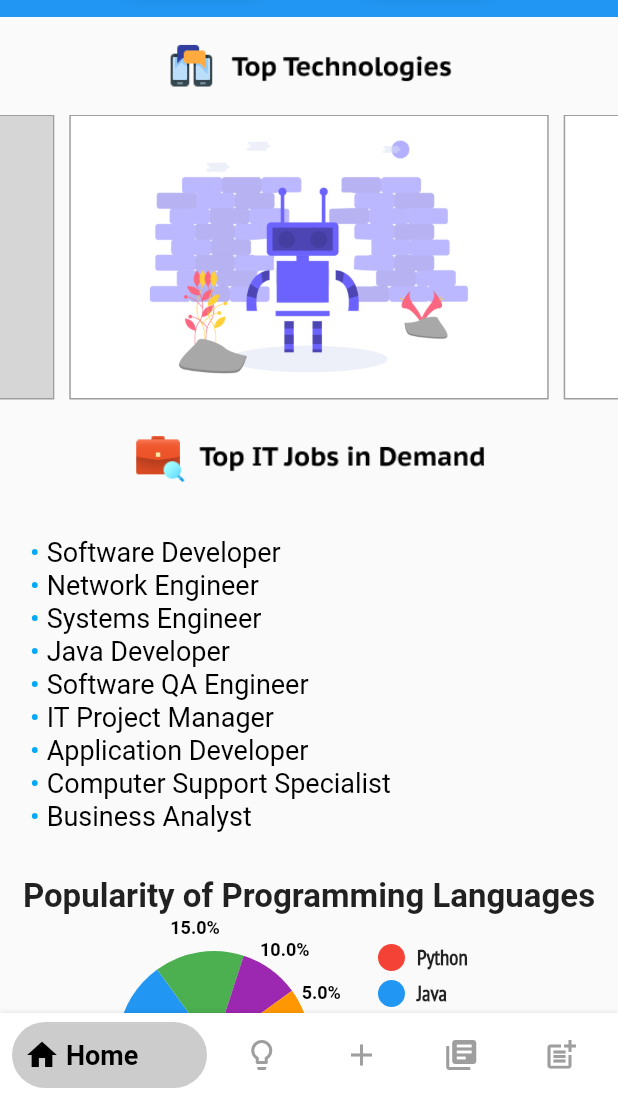
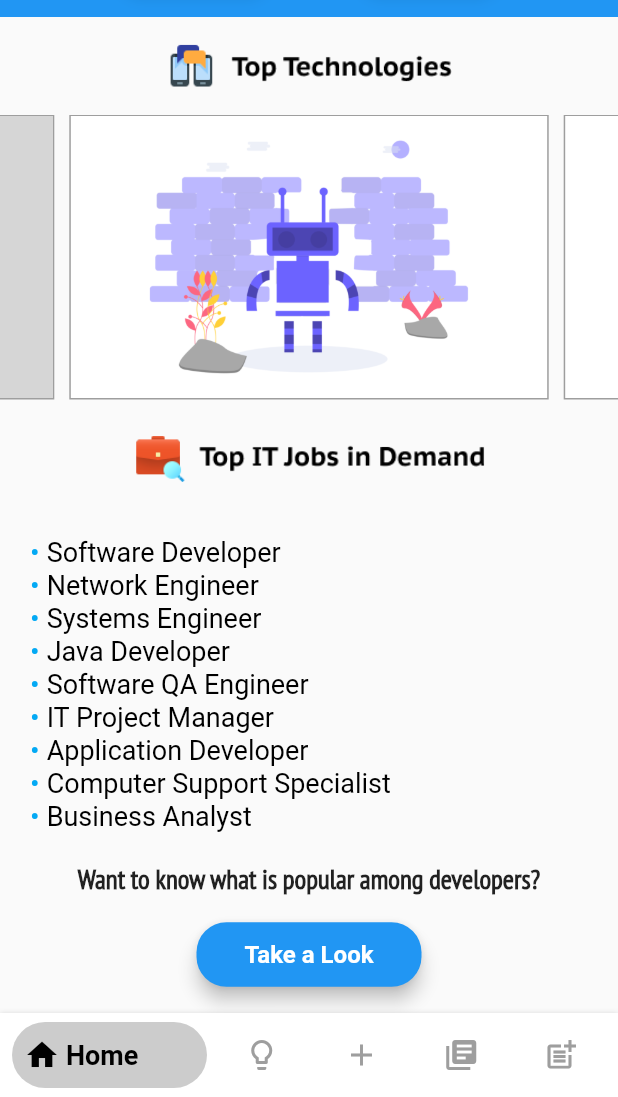
Before and after one commit to smv1999/dev_portal, a Flutter app: the MyHomePage screen opened by its route, scrolled down 186 dp, on a phone screen of 412 x 824 dp, the part 139-1236 px from its top. Run offline on Flutter 3.47's test engine with Material 2 defaults, Android fonts, the phone set to English and light mode, and no system bars; drawn by our look-alikes of bottom_navy_bar, carousel_slider, pie_chart; our stand-ins replace animated_text_kit, cached_network_image, firebase_auth, firebase_database, firebase_storage, flushbar and 10 more; missing offline and left inert: firebase_mlkit_language, flutter_email_sender, flutter_full_pdf_viewer, highlighter_coachmark, share_extend, webfeed; accounts and stored records are empty; network calls fail; grey boxes are pictures that could not be loaded.

```diff
--- a/lib/home_page_content.dart
+++ b/lib/home_page_content.dart
@@ -14,22 +14,6 @@ class HomePageContent extends StatefulWidget {
 }
 
 class _HomePageContentState extends State<HomePageContent> {
-  Map<String, double> dataMap = {
-    "Python": 40,
-    "Java": 25,
-    "JavaScript": 15,
-    "C#": 10,
-    "PHP": 5,
-    "C/C++": 5
-  };
-  List<Color> colorList = [
-    Colors.red,
-    Colors.blue,
-    Colors.green,
-    Colors.purple,
-    Colors.orange,
-    Colors.yellow
-  ];
   FirebaseStorage _storage = FirebaseStorage.instance;
   DatabaseReference myRef;
   Auth auth = new Auth();
@@ -62,6 +46,7 @@ class _HomePageContentState extends State<HomePageContent> {
   void hideSendingProgressBar() {
     progressBar.hide();
   }
+
   Future<void> _setData() async {
     // retrieve from Firebase DB and display
     final FirebaseUser user = await auth.getCurrentUser();
@@ -75,8 +60,7 @@ class _HomePageContentState extends State<HomePageContent> {
           _profile_image = dataSnapshot.value["imagepath"];
           firstName = dataSnapshot.value["firstname"];
           hideSendingProgressBar();
-        }
-        else {
+        } else {
           setState(() {
             hideSendingProgressBar();
           });
@@ -84,10 +68,11 @@ class _HomePageContentState extends State<HomePageContent> {
       });
     });
   }
+
   @override
   Widget build(BuildContext context) {
     return Container(
-      child:ListView(
+      child: ListView(
         shrinkWrap: true,
         scrollDirection: Axis.vertical,
         children: [
@@ -114,8 +99,7 @@ class _HomePageContentState extends State<HomePageContent> {
                           radius: 50.0,
                           child: CircleAvatar(
                             radius: 48.0,
-                              backgroundImage:
-                                  AssetImage('images/newimage.png'),
+                            backgroundImage: AssetImage('images/newimage.png'),
                             backgroundColor: Colors.white,
                           ),
                         )),
@@ -128,10 +112,10 @@ class _HomePageContentState extends State<HomePageContent> {
                       children: <TextSpan>[
                         new TextSpan(
                             text: 'Welcome, ',
-                              style: TextStyle(
-                                  fontSize: 18.0, color: Colors.white)),
+                            style:
+                                TextStyle(fontSize: 18.0, color: Colors.white)),
                         new TextSpan(
-                            text: firstName,
+                          text: firstName + "!",
                           style: new TextStyle(
                               fontSize: 16.0,
                               color: Colors.white,
@@ -140,7 +124,9 @@ class _HomePageContentState extends State<HomePageContent> {
                       ],
                     ),
                   ),
-                    SizedBox(height: 10.0,),
+                  SizedBox(
+                    height: 10.0,
+                  ),
                   Row(
                     mainAxisAlignment: MainAxisAlignment.spaceEvenly,
                     children: [
@@ -160,8 +146,7 @@ class _HomePageContentState extends State<HomePageContent> {
                           color: Colors.white,
                           splashColor: Colors.white54,
                           shape: RoundedRectangleBorder(
-                            borderRadius: new BorderRadius.circular(20.0))
-                          ),
+                              borderRadius: new BorderRadius.circular(20.0))),
                       RaisedButton(
                           child: Text(
                             'Find People',
@@ -169,7 +154,7 @@ class _HomePageContentState extends State<HomePageContent> {
                                 textStyle:
                                     TextStyle(fontWeight: FontWeight.bold)),
                           ),
-                            onPressed: (){
+                          onPressed: () {
                             Navigator.of(context).pushNamed('/findpeople');
                           },
                           textColor: Colors.blue,
@@ -178,13 +163,14 @@ class _HomePageContentState extends State<HomePageContent> {
                           color: Colors.white,
                           splashColor: Colors.white54,
                           shape: RoundedRectangleBorder(
-                            borderRadius: new BorderRadius.circular(20.0))
-                          )
+                              borderRadius: new BorderRadius.circular(20.0)))
                     ],
                   )
                 ],
               )),
-                SizedBox(height: 15.0,),
+          SizedBox(
+            height: 15.0,
+          ),
           Container(
             height: 35,
             width: 75,
@@ -373,42 +359,38 @@ class _HomePageContentState extends State<HomePageContent> {
               ],
             ),
           ),
-            SizedBox(
-              height: 10.0,
-            ),
+          Column(children: [
             Text(
-              'Popularity of Programming Languages',
-              style: GoogleFonts.ptSansNarrow(
-                  textStyle:
-                      TextStyle(fontSize: 22, fontWeight: FontWeight.bold)),
-              textAlign: TextAlign.center,
+              "Want to know what is popular among developers?",
+              style: TextStyle(fontSize: 18.0, fontWeight: FontWeight.bold),
             ),
             SizedBox(
-              height: 8,
+              height: 15.0,
             ),
-            PieChart(
-              dataMap: dataMap,
-              animationDuration: Duration(milliseconds: 800),
-              chartLegendSpacing: 45,
-              chartRadius: MediaQuery.of(context).size.width / 3.2,
-              colorList: colorList,
-              initialAngleInDegree: 0,
-              legendOptions: LegendOptions(
-                showLegendsInRow: false,
-                legendPosition: LegendPosition.right,
-                showLegends: true,
-                legendShape: BoxShape.circle,
-                legendTextStyle: TextStyle(
-                  fontWeight: FontWeight.bold,
+            ButtonTheme(
+              minWidth: 150.0,
+              child: RaisedButton(
+                  child: Text(
+                    'Take a Look',
+                    style: GoogleFonts.ptSansNarrow(
+                        textStyle: TextStyle(
+                            fontWeight: FontWeight.bold, fontSize: 16.0)),
                   ),
+                  onPressed: () {
+                    Navigator.of(context).pushNamed('/popular');
+                  },
+                  textColor: Colors.white,
+                  padding: EdgeInsets.fromLTRB(10, 12, 10, 12),
+                  elevation: 5.0,
+                  color: Colors.blue,
+                  splashColor: Colors.blueAccent,
+                  shape: RoundedRectangleBorder(
+                      borderRadius: new BorderRadius.circular(20.0))),
             ),
-              chartValuesOptions: ChartValuesOptions(
-                showChartValueBackground: false,
-                showChartValues: true,
-                showChartValuesInPercentage: true,
-                showChartValuesOutside: true,
+            SizedBox(
+              height: 15.0,
             ),
-            ),
+          ])
         ],
       ),
     );
--- a/lib/routes/route_generator.dart
+++ b/lib/routes/route_generator.dart
@@ -12,6 +12,7 @@ import 'package:dev_portal/screens/interview_page.dart';
 import 'package:dev_portal/screens/more_jobs.dart';
 import 'package:dev_portal/screens/new_post.dart';
 import 'package:dev_portal/screens/new_task.dart';
+import 'package:dev_portal/screens/popular_entities.dart';
 import 'package:dev_portal/screens/projects_ideas.dart';
 import 'package:dev_portal/screens/settings_page.dart';
 import 'package:dev_portal/screens/login_page.dart';
@@ -77,6 +78,8 @@ class RouteGenerator {
         return MaterialPageRoute(builder: (_) => NewTask());
       case '/morejobs':
         return MaterialPageRoute(builder: (_) => MoreJobs());
+      case '/popular':
+        return MaterialPageRoute(builder: (_) => Popular());
       default:
         // If there is no such named route in the switch statement, e.g. /third
         return _errorRoute();
```
Also changed, not shown: lib/pages/coding_tips.dart (+66 -4 lines), lib/screens/popular_entities.dart (added, +187 -0 lines). Lines whose indentation alone changed are shown as unchanged.
